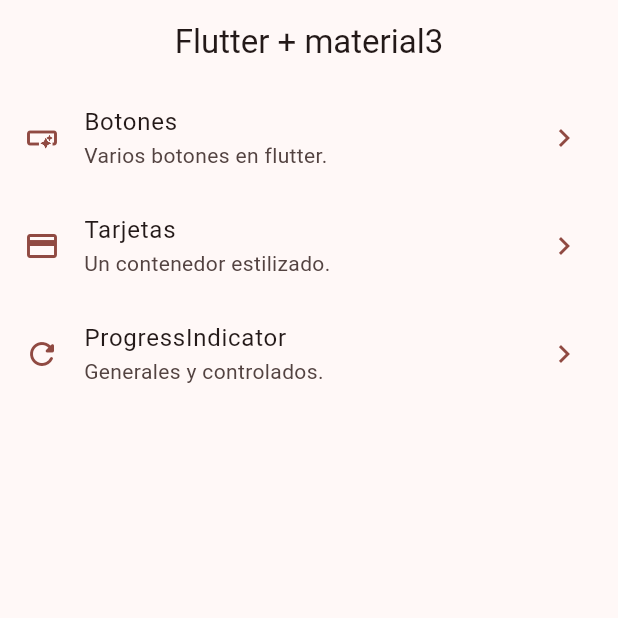
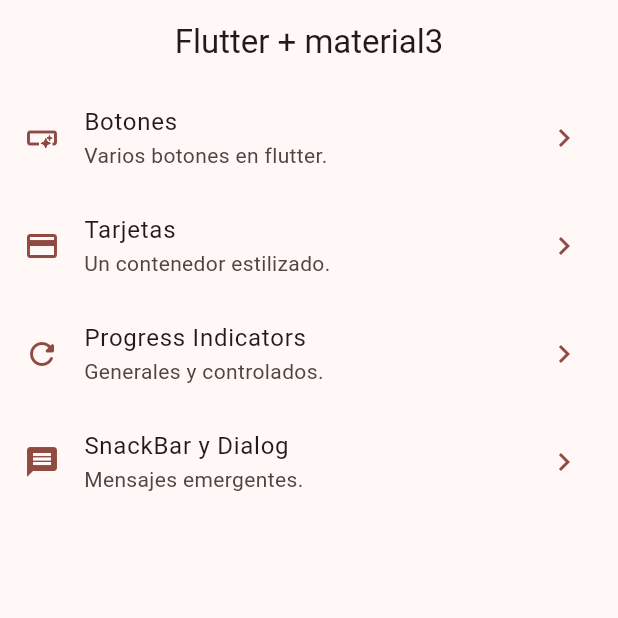
Before and after one commit to Jose-01010000/widget_app, a Flutter app: the screen it shows after launch, on a phone screen of 412 x 824 dp, the top half of it. Run offline on Flutter 3.47's test engine with Material 2 defaults, Android fonts, the phone set to English and light mode, and no system bars; our stand-ins replace go_router.

Commit message:
Vista SnackBar terminada.

```diff
--- a/lib/config/menu_items/menu_items.dart
+++ b/lib/config/menu_items/menu_items.dart
@@ -27,9 +27,15 @@ const appMenuItem = <MenuItem>[
     icon: Icons.credit_card,
   ),
   MenuItem(
-    title: 'ProgressIndicator',
+    title: 'Progress Indicators',
     subtitle: 'Generales y controlados.',
     link: '/progress',
     icon: Icons.refresh_rounded,
   ),
+  MenuItem(
+    title: 'SnackBar y Dialog',
+    subtitle: 'Mensajes emergentes.',
+    link: '/snackbar',
+    icon: Icons.message,
+  ),
 ];
--- a/lib/config/router/app_router.dart
+++ b/lib/config/router/app_router.dart
@@ -25,5 +25,10 @@ final appRouter = GoRouter(
       name: ProgressScreen.name,
       builder: (context, state) => const ProgressScreen(),
     ),
+    GoRoute(
+      path: '/snackbar',
+      name: SnackBarScreen.name,
+      builder: (context, state) => const SnackBarScreen(),
+    ),
   ],
 );
--- a/lib/main.dart
+++ b/lib/main.dart
@@ -12,6 +12,7 @@ class MainApp extends StatelessWidget {
   @override
   Widget build(BuildContext context) {
     return MaterialApp.router(
+      title: 'Widget App',
       routerConfig: appRouter,
       debugShowCheckedModeBanner: false,
       theme: AppTheme(selectedColor: 1).getThemeData(),
```
Also changed, not shown: lib/presentation/screens/snackbar/snackbar_screen.dart (+68 -1 lines).
